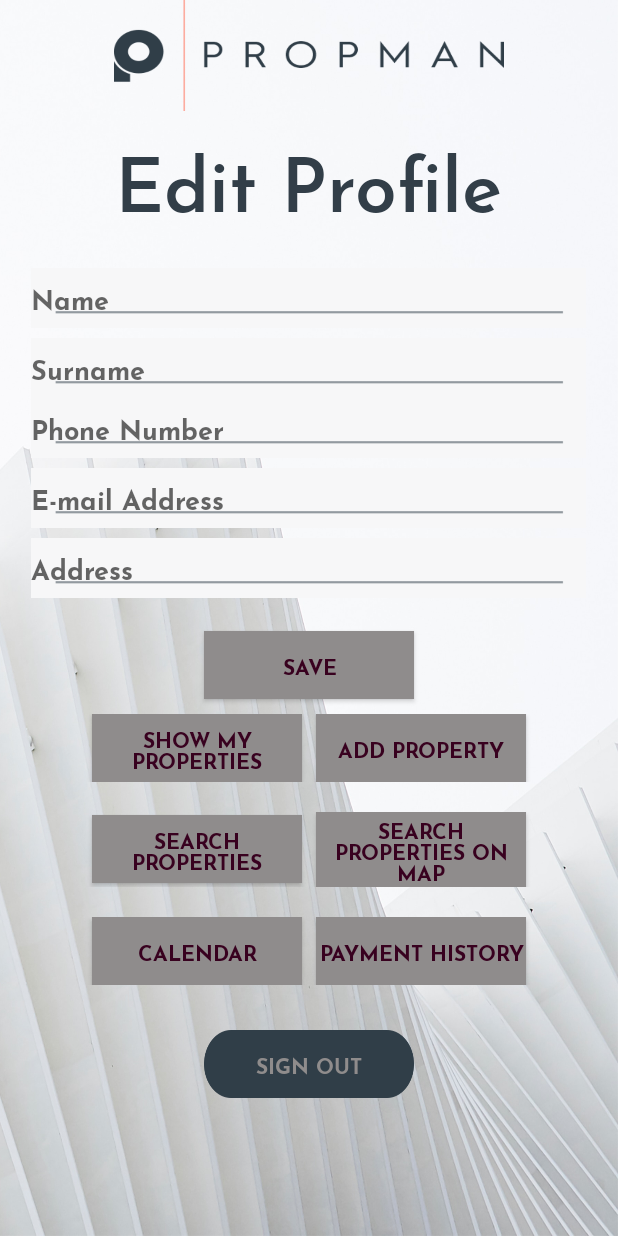
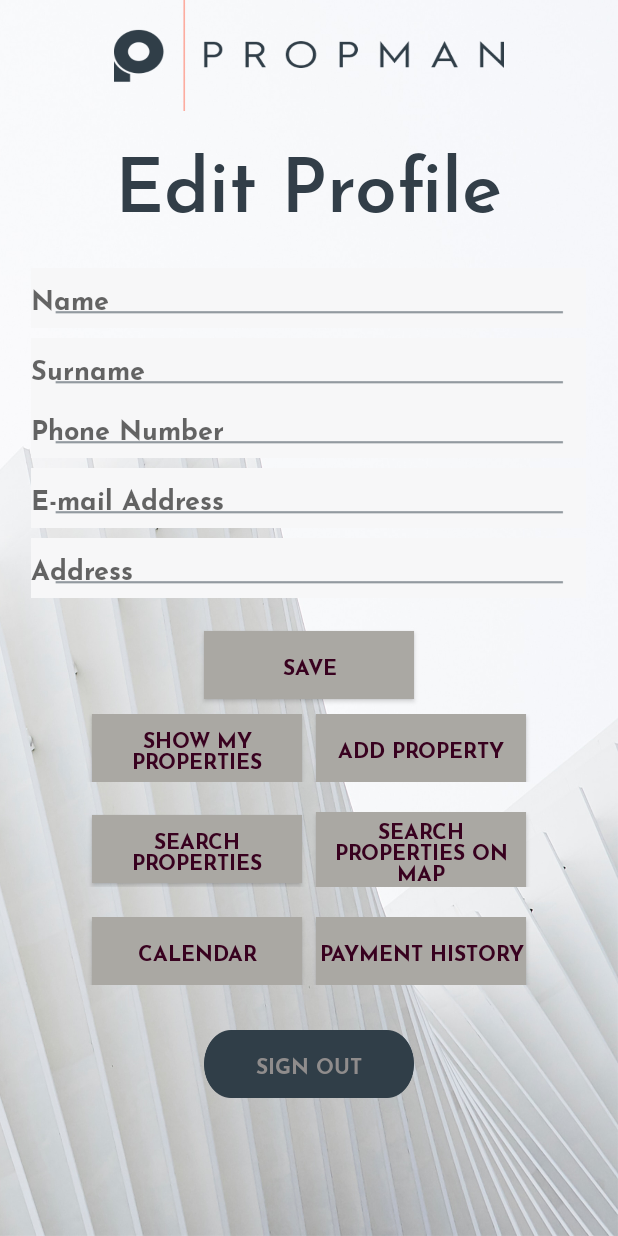
Before and after one commit to meliodastablet/Propman, an Android app: the Edit_profile screen opened directly, with no data from a screen before it, on a phone screen of 412 x 824 dp. Run offline under Robolectric (Android 15) with nearby library versions, the phone set to English and light mode, and no system bars; our stand-ins replace Firebase (no records; nobody signed in at launch, a user with empty details on screens opened directly).

Commit message:
Add files via upload

```diff
--- a/app/src/main/res/values/colors.xml
+++ b/app/src/main/res/values/colors.xml
@@ -2,6 +2,7 @@
 <resources>
     <color name="colorPrimary">#323e48</color>
     <color name="colorPrimaryDark">#323e48</color>
-    <color name="colorAccent">#8f8c8c</color>
+    <color name="colorAccent">#AAA8A3</color>
+    <color name="colorAccnt">#8f8c8c</color>
     <color name="colorAc">#38011f</color>
 </resources>
--- a/app/src/main/res/values/strings.xml
+++ b/app/src/main/res/values/strings.xml
@@ -1,5 +1,5 @@
 <resources>
-    <string name="app_name"></string>
+    <string name="app_name">PROPMAN</string>
     <string name="action_sign_in">Sign in or register</string>
     <string name="title_activity_property_search">Property_search</string>
 </resources>
--- a/app/src/main/res/values/styles.xml
+++ b/app/src/main/res/values/styles.xml
@@ -18,9 +18,4 @@
 
     <style name="AppTheme.PopupOverlay" parent="ThemeOverlay.AppCompat.Light" />
 
-    <style name="Spinner" parent="Widget.AppCompat.Light.DropDownItem.Spinner">
-        <item name="android:textColor">@color/colorPrimary</item>
-        <item name="android:textSize">14sp</item>
-        <item name="android:fontFamily">@font/sans_semibold</item>
-    </style>
 </resources>
```
